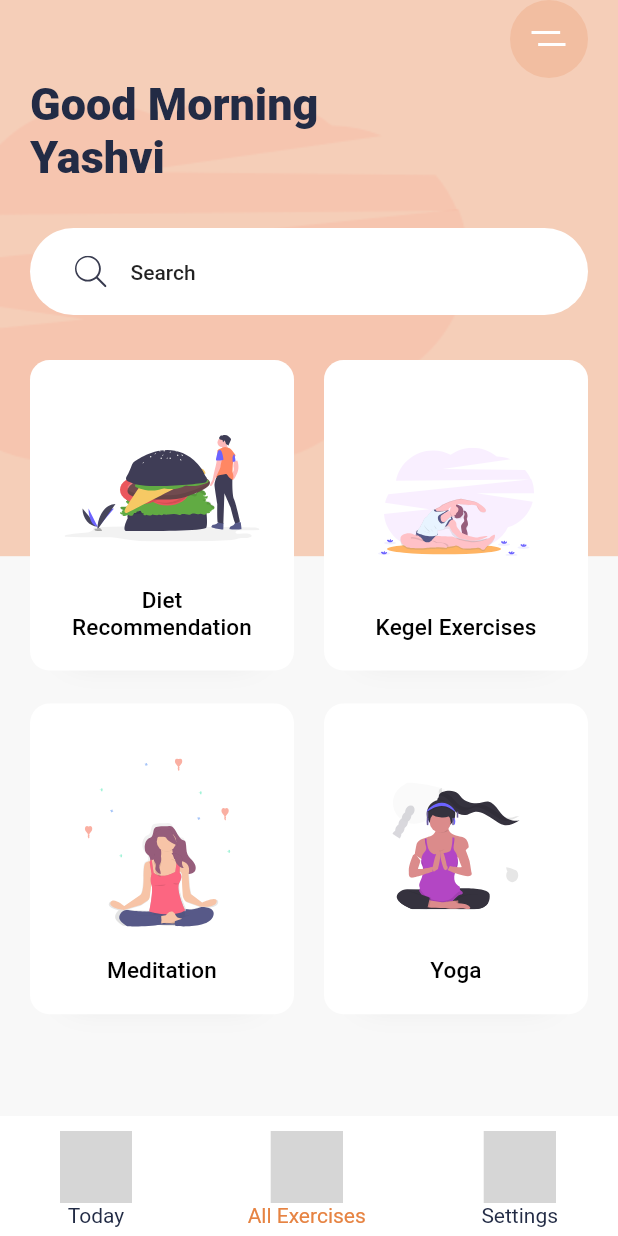
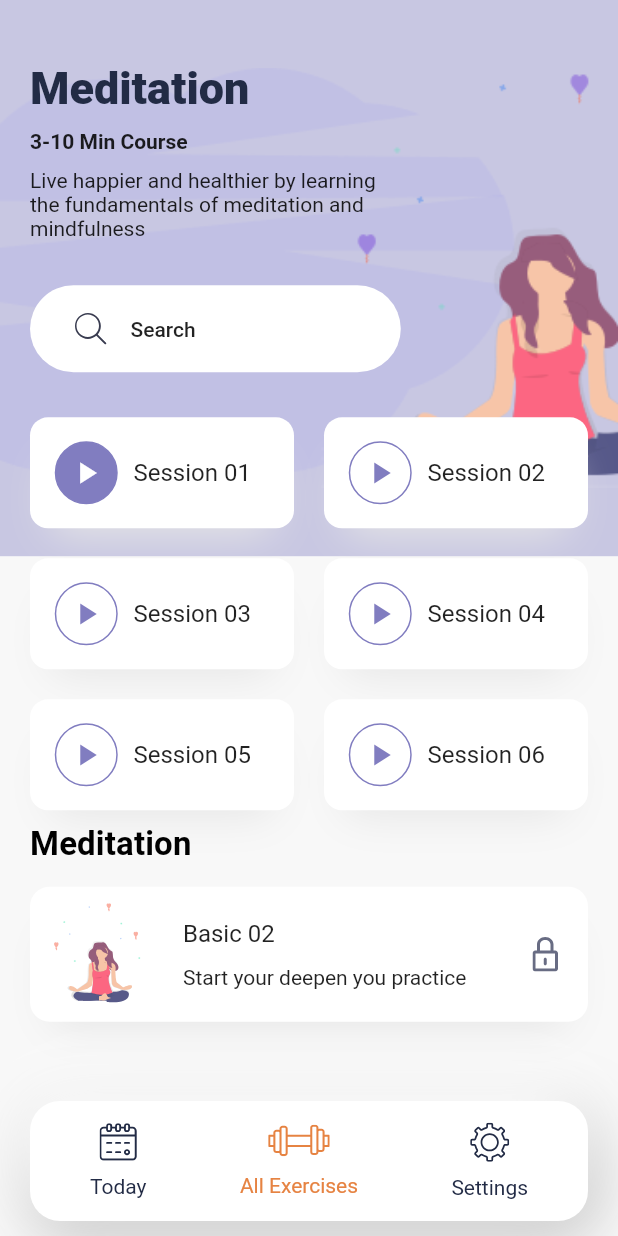
Before and after one commit to sahil078078/flutter_exercises_ui, a Flutter app: the screen it shows after launch, after a tap on "Meditation", on a phone screen of 412 x 824 dp. Run offline on Flutter 3.47's test engine with Material 2 defaults, Android fonts, the phone set to English and light mode, and no system bars; our stand-ins replace flutter_svg; grey boxes are pictures that could not be loaded.

Commit message:
2-commit

```diff
--- a/lib/main.dart
+++ b/lib/main.dart
@@ -1,7 +1,10 @@
+import 'package:flutter/cupertino.dart';
 import 'package:flutter/material.dart';
 import 'package:flutter_exercises_ui/constants.dart';
+import 'package:flutter_exercises_ui/screens/detail_screen.dart';
 import 'package:flutter_exercises_ui/widget/bottom_nav_bar.dart';
 import 'package:flutter_exercises_ui/widget/category_card.dart';
+import 'package:flutter_exercises_ui/widget/search_bar.dart';
 import 'package:flutter_svg/flutter_svg.dart';
 
 void main() {
@@ -75,24 +78,7 @@ class HomeScreen extends StatelessWidget {
                           fontSize: 30,
                         ),
                   ),
-                  Container(
-                    margin: const EdgeInsets.symmetric(vertical: 30),
-                    padding: const EdgeInsets.symmetric(
-                      horizontal: 30,
-                      vertical: 5,
-                    ),
-                    decoration: BoxDecoration(
-                      color: Colors.white,
-                      borderRadius: BorderRadius.circular(29.5),
-                    ),
-                    child: TextField(
-                      decoration: InputDecoration(
-                          icon: SvgPicture.asset('assets/icons/search.svg'),
-                          border: InputBorder.none,
-                          hintText: 'Search',
-                          hintStyle: Theme.of(context).textTheme.bodyText1),
-                    ),
-                  ),
+                  const SearchBar(),
                   Expanded(
                     child: GridView.count(
                       childAspectRatio: 0.85,
@@ -113,7 +99,14 @@ class HomeScreen extends StatelessWidget {
                         CategoryCard(
                           svgSrc: 'assets/icons/Meditation.svg',
                           title: 'Meditation',
-                          press: () {},
+                          press: () {
+                            Navigator.push(
+                              context,
+                              CupertinoPageRoute(
+                                builder: (context) => const DetailsScreen(),
+                              ),
+                            );
+                          },
                         ),
                         CategoryCard(
                           svgSrc: 'assets/icons/yoga.svg',
--- /dev/null
+++ b/lib/screens/detail_screen.dart
@@ -0,0 +1,212 @@
+import 'package:flutter/material.dart';
+import 'package:flutter_exercises_ui/constants.dart';
+import 'package:flutter_exercises_ui/widget/search_bar.dart';
+import 'package:flutter_svg/flutter_svg.dart';
+
+import '../widget/bottom_nav_bar.dart';
+
+class DetailsScreen extends StatelessWidget {
+  const DetailsScreen({Key? key}) : super(key: key);
+
+  @override
+  Widget build(BuildContext context) {
+    Size size = MediaQuery.of(context).size;
+    return Scaffold(
+      bottomNavigationBar: const BottomNavBar(),
+      body: Stack(
+        children: <Widget>[
+          Container(
+            height: size.height * 0.45,
+            decoration: BoxDecoration(
+              color: kBlueLightColor.withOpacity(0.4),
+              image: const DecorationImage(
+                image: AssetImage('assets/images/meditation_bg.png'),
+                fit: BoxFit.fitWidth,
+              ),
+            ),
+          ),
+          SafeArea(
+            child: Padding(
+              padding: const EdgeInsets.symmetric(horizontal: 20),
+              child: SingleChildScrollView(
+                // physics: const NeverScrollableScrollPhysics(),
+                // physics: const AlwaysScrollableScrollPhysics(),
+                // physics: const BouncingScrollPhysics(),
+                child: Column(
+                  crossAxisAlignment: CrossAxisAlignment.start,
+                  children: <Widget>[
+                    SizedBox(
+                      height: size.height * 0.05,
+                      // it will take %5 of total height
+                    ),
+                    Text(
+                      'Meditation',
+                      style: Theme.of(context)
+                          .textTheme
+                          .displaySmall!
+                          .copyWith(fontSize: 30, fontWeight: FontWeight.w900),
+                    ),
+                    const SizedBox(height: 10),
+                    const Text(
+                      '3-10 Min Course',
+                      style: TextStyle(
+                        fontWeight: FontWeight.bold,
+                      ),
+                    ),
+                    const SizedBox(height: 10),
+                    SizedBox(
+                      width: size.width * 0.60,
+                      // it will take 60% of total width
+                      child: const Text(
+                          'Live happier and healthier by learning the fundamentals of meditation and mindfulness'),
+                    ),
+                    SizedBox(
+                      width: size.width * 0.60,
+                      // it will take 60% of width of screen width
+                      child: const SearchBar(),
+                    ),
+                    Wrap(
+                      spacing: 20,
+                      runSpacing: 20,
+                      children: [
+                        SessionCard(sessionNo: 1, isDone: true, press: () {}),
+                        SessionCard(sessionNo: 2, press: () {}),
+                        SessionCard(sessionNo: 3, press: () {}),
+                        SessionCard(sessionNo: 4, press: () {}),
+                        SessionCard(sessionNo: 5, press: () {}),
+                        SessionCard(sessionNo: 6, press: () {}),
+                      ],
+                    ),
+                    const SizedBox(height: 10),
+                    Text(
+                      'Meditation',
+                      style: Theme.of(context).textTheme.titleSmall!.copyWith(
+                            fontWeight: FontWeight.bold,
+                            fontSize: 22,
+                          ),
+                    ),
+                    Container(
+                      margin: const EdgeInsets.symmetric(vertical: 15),
+                      padding: const EdgeInsets.all(10),
+                      height: 90,
+                      decoration: BoxDecoration(
+                        borderRadius: BorderRadius.circular(13),
+                        color: Colors.white,
+                        boxShadow: const [
+                          BoxShadow(
+                            offset: Offset(0, 17),
+                            blurRadius: 23,
+                            spreadRadius: -13,
+                            color: kShadowColor,
+                          ),
+                        ],
+                      ),
+                      child: Row(
+                        children: <Widget>[
+                          SvgPicture.asset(
+                              'assets/icons/Meditation_women_small.svg'),
+                          const SizedBox(width: 20),
+                          Expanded(
+                            child: Column(
+                              crossAxisAlignment: CrossAxisAlignment.start,
+                              mainAxisAlignment: MainAxisAlignment.spaceEvenly,
+                              children: [
+                                Text(
+                                  'Basic 02',
+                                  style: Theme.of(context).textTheme.subtitle1,
+                                ),
+                                const Text('Start your deepen you practice')
+                              ],
+                            ),
+                          ),
+                          Padding(
+                            padding: const EdgeInsets.all(10),
+                            child: SvgPicture.asset('assets/icons/Lock.svg'),
+                          ),
+                        ],
+                      ),
+                    ),
+                  ],
+                ),
+              ),
+            ),
+          ),
+        ],
+      ),
+    );
+  }
+}
+
+class SessionCard extends StatelessWidget {
+  final int sessionNo;
+  final bool isDone;
+  final Function press;
+
+  const SessionCard({
+    Key? key,
+    required this.sessionNo,
+    this.isDone = false,
+    required this.press,
+  }) : super(key: key);
+
+  @override
+  Widget build(BuildContext context) {
+    return LayoutBuilder(
+      builder: (BuildContext context, BoxConstraints constraints) => Container(
+        width: constraints.maxWidth / 2 - 10,
+        // maxWidth provide available max width of widget
+        // padding: const EdgeInsets.all(16),
+        decoration: BoxDecoration(
+          color: Colors.white,
+          borderRadius: BorderRadius.circular(12),
+          boxShadow: const [
+            BoxShadow(
+              offset: Offset(0, 17),
+              blurRadius: 23,
+              spreadRadius: -13,
+              color: kShadowColor,
+            ),
+          ],
+        ),
+        child: ClipRRect(
+          // clipRRect use for give shape for inkwell
+          // effect with same shape as shape of container
+          borderRadius: BorderRadius.circular(12),
+          child: Material(
+            color: Colors.transparent,
+            child: InkWell(
+              onTap: () {
+                press();
+              },
+              child: Padding(
+                padding: const EdgeInsets.all(16.0),
+                child: Row(
+                  children: [
+                    Container(
+                      height: 42,
+                      width: 43,
+                      decoration: BoxDecoration(
+                        color: isDone ? kBlueLightColor : Colors.white,
+                        shape: BoxShape.circle,
+                        border: Border.all(color: kBlueLightColor),
+                      ),
+                      child: Icon(
+                        Icons.play_arrow,
+                        color: isDone ? Colors.white : kBlueLightColor,
+                      ),
+                    ),
+                    const SizedBox(width: 10),
+                    Text(
+                      'Session ' + sessionNo.toString().padLeft(2, '0'),
+                      style: Theme.of(context).textTheme.subtitle1,
+                    ),
+                  ],
+                ),
+              ),
+            ),
+          ),
+        ),
+      ),
+    );
+  }
+}
--- a/lib/widget/bottom_nav_bar.dart
+++ b/lib/widget/bottom_nav_bar.dart
@@ -1,6 +1,8 @@
 import 'package:flutter/material.dart';
+import 'package:flutter_svg/svg.dart';
 
 import '../constants.dart';
+
 class BottomNavBar extends StatelessWidget {
   const BottomNavBar({
     Key? key,
@@ -9,12 +11,32 @@ class BottomNavBar extends StatelessWidget {
   @override
   Widget build(BuildContext context) {
     return Container(
+      margin: const EdgeInsets.only(
+        left: 20,
+        right: 20,
+        bottom: 10,
+      ),
       padding: const EdgeInsets.symmetric(
         horizontal: 40,
         vertical: 10,
       ),
       height: 80,
-      color: Colors.white,
+      decoration: BoxDecoration(
+        color: Colors.white,
+        borderRadius: BorderRadius.circular(20),
+        boxShadow: [
+          BoxShadow(
+            offset: const Offset(3, 8),
+            blurRadius: 35,
+            color: Colors.grey.withOpacity(0.8),
+          ),
+          const BoxShadow(
+            offset: Offset(-5, -12),
+            blurRadius: 35,
+            color: Colors.white,
+          )
+        ],
+      ),
       child: Row(
         mainAxisAlignment: MainAxisAlignment.spaceBetween,
         children: [
--- /dev/null
+++ b/lib/widget/search_bar.dart
@@ -0,0 +1,30 @@
+import 'package:flutter/material.dart';
+import 'package:flutter_svg/svg.dart';
+
+class SearchBar extends StatelessWidget {
+  const SearchBar({
+    Key? key,
+  }) : super(key: key);
+
+  @override
+  Widget build(BuildContext context) {
+    return Container(
+      margin: const EdgeInsets.symmetric(vertical: 30),
+      padding: const EdgeInsets.symmetric(
+        horizontal: 30,
+        vertical: 5,
+      ),
+      decoration: BoxDecoration(
+        color: Colors.white,
+        borderRadius: BorderRadius.circular(29.5),
+      ),
+      child: TextField(
+        decoration: InputDecoration(
+            icon: SvgPicture.asset('assets/icons/search.svg'),
+            border: InputBorder.none,
+            hintText: 'Search',
+            hintStyle: Theme.of(context).textTheme.bodyText1),
+      ),
+    );
+  }
+}
```
